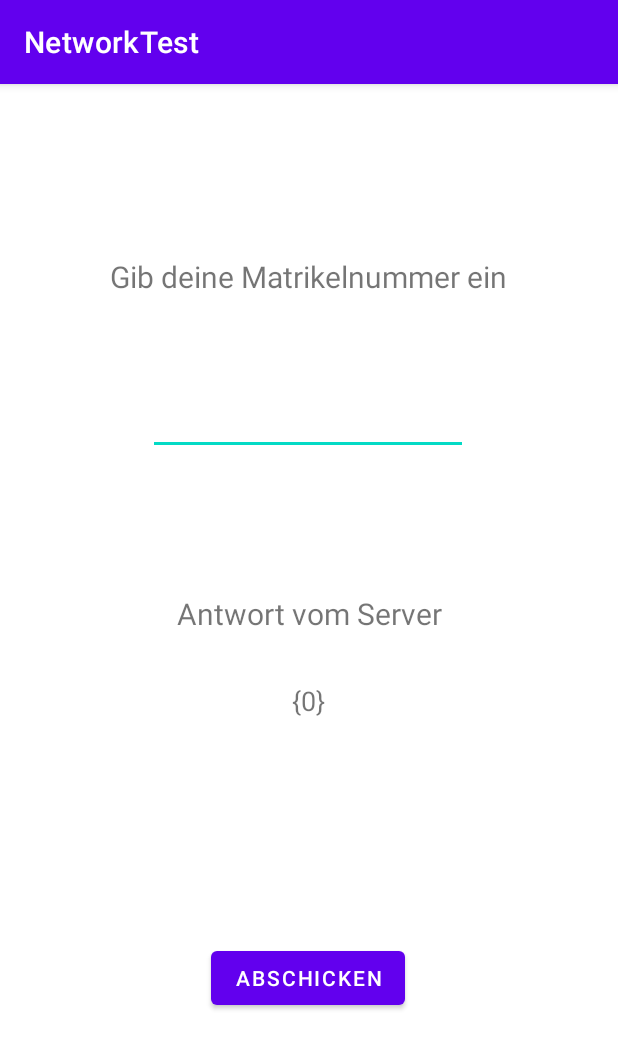
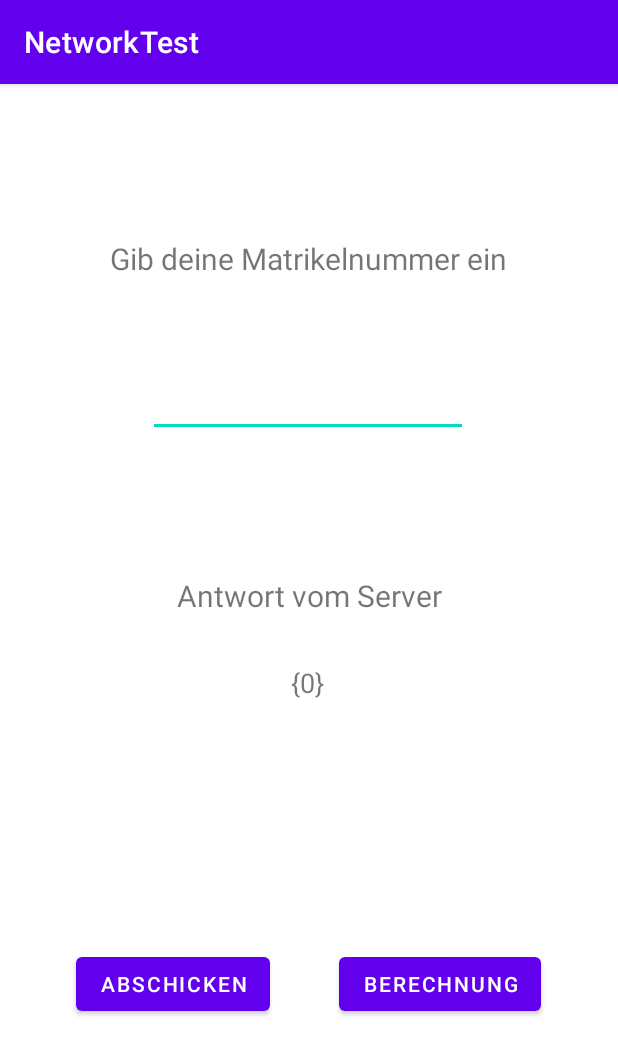
Before and after one commit to djamn/se2-simple-android, an Android app: the screen it shows after launch (MainActivity), on a phone screen of 412 x 824 dp. Shown: the top 1055 px of the screen. Run offline under Robolectric (Android 15) with nearby library versions, the phone set to English and light mode, and no system bars.

Commit message:
added calculate button

```diff
--- a/app/src/main/res/layout/activity_main.xml
+++ b/app/src/main/res/layout/activity_main.xml
@@ -50,10 +50,10 @@
             android:layout_height="wrap_content"
             android:id="@+id/button"
             app:layout_constraintStart_toStartOf="parent"
-            app:layout_constraintHorizontal_bias="0.498"
+            app:layout_constraintHorizontal_bias="0.18"
             app:layout_constraintEnd_toEndOf="parent"
             app:layout_constraintBottom_toBottomOf="parent"
-            android:layout_marginBottom="148dp" />
+            android:layout_marginBottom="144dp" />
 
     <TextView
             android:text="@string/_0"
@@ -61,11 +61,22 @@
             android:layout_height="157dp"
             android:id="@+id/textView5"
             app:layout_constraintStart_toStartOf="parent"
-            app:layout_constraintHorizontal_bias="0.498"
+            app:layout_constraintHorizontal_bias="0.495"
             app:layout_constraintEnd_toEndOf="parent"
             android:textSize="18sp"
-            android:layout_marginBottom="16dp"
-            app:layout_constraintBottom_toTopOf="@+id/button"
-            android:textAlignment="center" />
+            app:layout_constraintBottom_toTopOf="@+id/button3"
+            android:textAlignment="center"
+            android:layout_marginBottom="32dp" />
+
+    <Button
+            android:text="@string/berechnung"
+            android:layout_width="wrap_content"
+            android:layout_height="wrap_content"
+            app:layout_constraintEnd_toEndOf="parent"
+            android:id="@+id/button3"
+            app:layout_constraintStart_toEndOf="@+id/button"
+            app:layout_constraintBottom_toBottomOf="parent"
+            app:layout_constraintHorizontal_bias="0.47"
+            android:layout_marginBottom="144dp" />
 
 </androidx.constraintlayout.widget.ConstraintLayout>
--- a/app/src/main/res/values/strings.xml
+++ b/app/src/main/res/values/strings.xml
@@ -5,4 +5,5 @@
     <string name="gib_deine_matrikelnummer_ein">Gib deine Matrikelnummer ein</string>
     <string name="_0">{0}</string>
     <string name="main_activity_title">NetworkTest</string>
+    <string name="berechnung">Berechnung</string>
 </resources>
```
